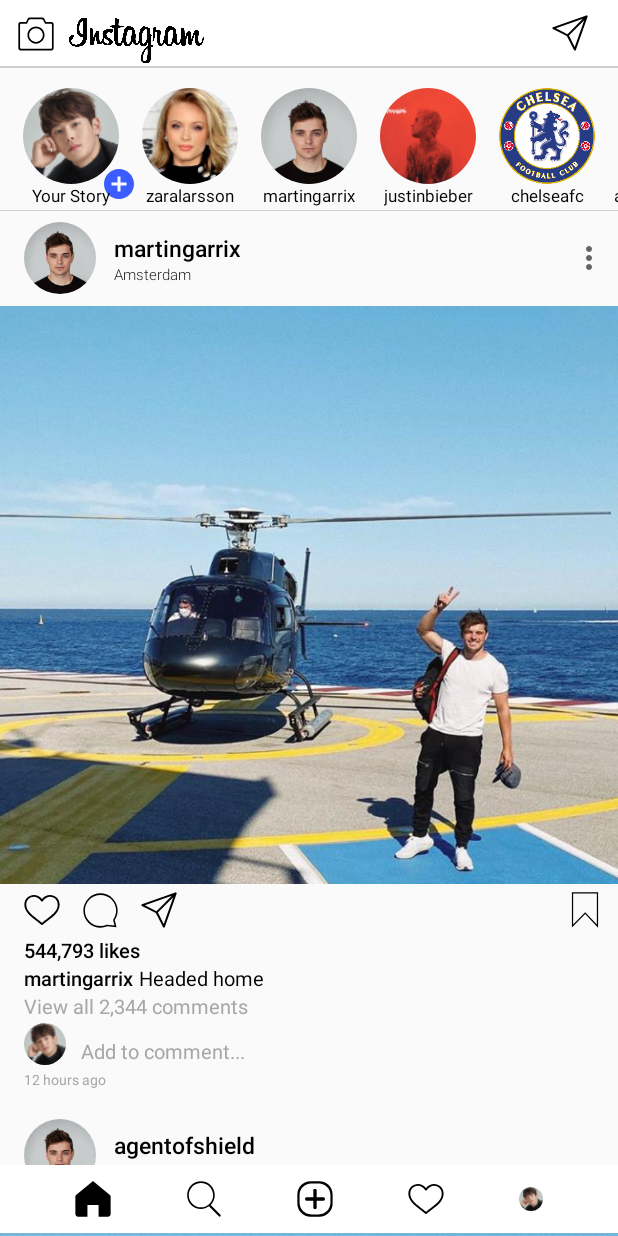
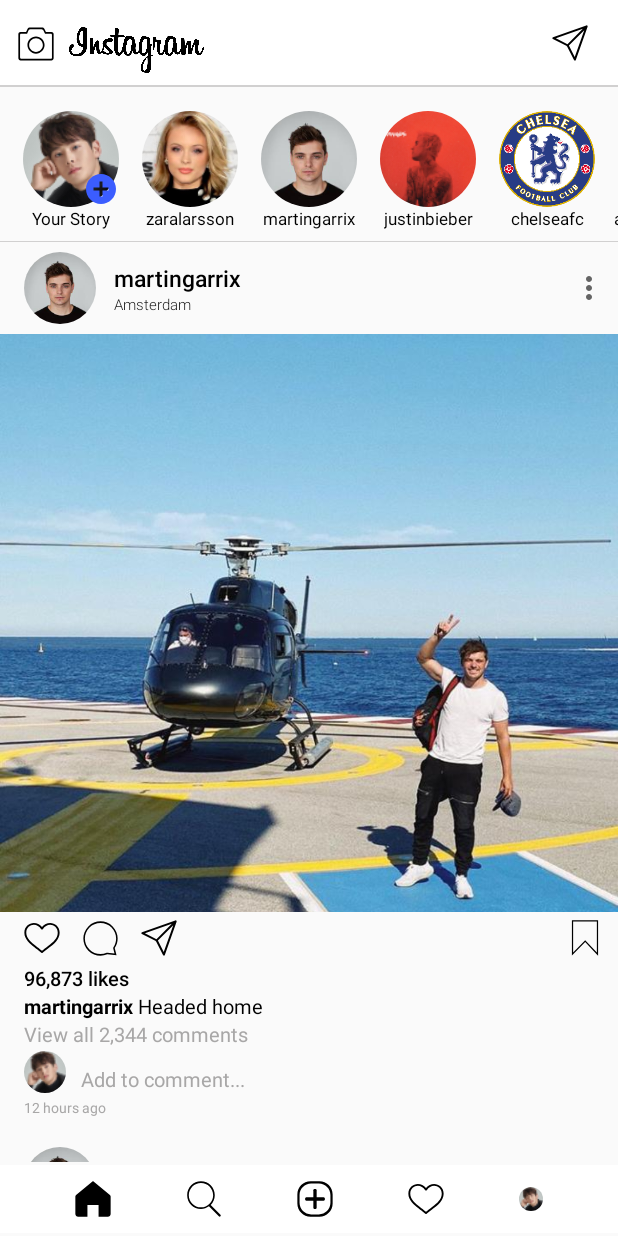
Before and after one commit to hanifyogatama/InstagramHomeLayout, an Android app: the screen it shows after launch (MainActivity), on a phone screen of 412 x 824 dp. Run offline under Robolectric (Android 15) with nearby library versions, the phone set to English and light mode, and no system bars; Roboto replaces fonts that are not available here.

Commit message:
fixed scroll view

```diff
--- a/app/build.gradle
+++ b/app/build.gradle
@@ -22,7 +22,20 @@
             proguardFiles getDefaultProguardFile('proguard-android-optimize.txt'), 'proguard-rules.pro'
         }
     }
+
+    compileOptions {
+        sourceCompatibility = JavaVersion.VERSION_1_8
+        targetCompatibility = JavaVersion.VERSION_1_8
+    }
+    kotlinOptions {
+        jvmTarget = JavaVersion.VERSION_1_8
+    }
+
+
 }
+
+
+
 
 dependencies {
     implementation fileTree(dir: "libs", include: ["*.jar"])
--- a/app/src/main/java/com/binar/instagramhomelayout/MainActivity.kt
+++ b/app/src/main/java/com/binar/instagramhomelayout/MainActivity.kt
@@ -2,19 +2,21 @@
 
 import androidx.appcompat.app.AppCompatActivity
 import android.os.Bundle
+import android.text.SpannableStringBuilder
 import com.bumptech.glide.Glide
+import androidx.core.text.bold
 import kotlinx.android.synthetic.main.activity_main.*
 
 class MainActivity : AppCompatActivity() {
     override fun onCreate(savedInstanceState: Bundle?) {
         super.onCreate(savedInstanceState)
         setContentView(R.layout.activity_main)
-        this.supportActionBar?.hide()
+        try {
+            this.supportActionBar?.hide()
+        } catch (e: NullPointerException) {
+        }
 
-        Glide.with(this)
-            .load(R.drawable.oppa)
-            .circleCrop()
-            .into(ivStory1)
+        Glide.with(this).load(R.drawable.oppa).circleCrop().into(ivStory1)
 
         Glide.with(this)
             .load(R.drawable.zara_larsson)
@@ -73,11 +75,23 @@
             .circleCrop()
             .into(ivCommentIcon2)
 
+        Glide.with(this)
+            .load(R.drawable.oppa)
+            .circleCrop()
+            .into(ivCommentIcon3)
+
         // menu bawah
         Glide.with(this)
             .load(R.drawable.oppa)
             .circleCrop()
             .into(menu_profile)
 
+        // caption
+            val caption1= SpannableStringBuilder()
+                .bold {append("martingarrix ")}
+                .append("Headed home")
+            tvName1.setText(caption1)
+
+
     }
 }
--- /dev/null
+++ b/app/src/main/res/drawable/ic_baseline_add_circle_outline_24.xml
@@ -0,0 +1,11 @@
+<vector
+    android:height="24dp"
+    android:tint="#FFE42E"
+    android:viewportHeight="24"
+    android:viewportWidth="24"
+    android:width="24dp"
+    xmlns:android="http://schemas.android.com/apk/res/android">
+    <path
+        android:fillColor="@android:color/white"
+        android:pathData="M13,7h-2v4L7,11v2h4v4h2v-4h4v-2h-4L13,7zM12,2C6.48,2 2,6.48 2,12s4.48,10 10,10 10,-4.48 10,-10S17.52,2 12,2zM12,20c-4.41,0 -8,-3.59 -8,-8s3.59,-8 8,-8 8,3.59 8,8 -3.59,8 -8,8z"/>
+</vector>
--- a/app/src/main/res/layout/activity_main.xml
+++ b/app/src/main/res/layout/activity_main.xml
@@ -10,10 +10,11 @@
     <View
         android:id="@+id/vInstagram"
         android:layout_width="0dp"
-        android:layout_height="45dp"
+        android:layout_height="0dp"
         android:background="#FFFFFF"
         app:layout_constraintEnd_toEndOf="parent"
         app:layout_constraintStart_toStartOf="parent"
+        app:layout_constraintBottom_toBottomOf="@id/gHor33"
         app:layout_constraintTop_toTopOf="parent" />
 
     <ImageView
@@ -45,8 +46,7 @@
         android:src="@drawable/ic_camera"
         app:layout_constraintStart_toStartOf="parent"
         app:layout_constraintTop_toTopOf="parent"
-        app:layout_constraintBottom_toBottomOf="@id/vInstagram"
-        />
+        app:layout_constraintBottom_toBottomOf="@id/vInstagram" />
 
     <View
         android:id="@+id/vGaris1"
@@ -61,34 +61,19 @@
 <!--End App bar-->
 
 <!--Guideline -->
-
     <androidx.constraintlayout.widget.Guideline
         android:id="@+id/gHor33"
         android:layout_width="wrap_content"
         android:layout_height="wrap_content"
         android:orientation="horizontal"
-        app:layout_constraintGuide_percent="0.06" />
-
-
+        app:layout_constraintGuide_percent="0.07" />
 
 <!--End Guideline-->
-
-
-
-
-
-
-
-
-
-
-
-
 
 <!--Scroll vertical-->
     <ScrollView
         android:layout_width="match_parent"
-        android:layout_height="match_parent"
+        android:layout_height="0dp"
         app:layout_constraintBottom_toBottomOf="@id/gHor4"
         app:layout_constraintEnd_toEndOf="parent"
         app:layout_constraintHorizontal_bias="0.0"
@@ -103,8 +88,9 @@
             <!--Scroll horizontal-->
             <HorizontalScrollView
                 android:layout_width="match_parent"
-                android:layout_height="match_parent"
+                android:layout_height="0dp"
                 android:layout_marginTop="16dp"
+                android:scrollbars="none"
                 app:layout_constraintTop_toTopOf="parent">
 
                 <!--Story IG-->
@@ -124,7 +110,7 @@
                         android:layout_width="wrap_content"
                         android:layout_height="wrap_content"
                         android:orientation="horizontal"
-                        app:layout_constraintGuide_percent="0.35" />
+                        app:layout_constraintGuide_percent="0.0" />
 
                     <ImageView
                         android:id="@+id/ivStory1"
@@ -138,13 +124,13 @@
                         app:layout_constraintTop_toTopOf="@id/gHor2" />
 
                     <ImageView
+                        android:id="@+id/add_story"
                         android:layout_width="wrap_content"
                         android:layout_height="wrap_content"
+                        android:scaleType="centerCrop"
                         android:src="@drawable/ic_baseline_add_circle_24"
-                        app:layout_constraintBottom_toBottomOf="@id/ivStory1"
                         app:layout_constraintEnd_toEndOf="@id/ivStory1"
-                        app:layout_constraintStart_toEndOf="@id/ivStory1"
-                        app:layout_constraintTop_toBottomOf="@id/ivStory1" />
+                        app:layout_constraintBottom_toBottomOf="@id/ivStory1" />
 
                     <TextView
                         android:layout_width="wrap_content"
@@ -295,14 +281,14 @@
                 android:layout_width="wrap_content"
                 android:layout_height="wrap_content"
                 android:orientation="horizontal"
-                app:layout_constraintGuide_begin="140dp" />
+                app:layout_constraintGuide_begin="103dp" />
 
             <androidx.constraintlayout.widget.Guideline
                 android:id="@+id/gHor12"
                 android:layout_width="wrap_content"
                 android:layout_height="wrap_content"
                 android:orientation="horizontal"
-                app:layout_constraintGuide_begin="204dp" />
+                app:layout_constraintGuide_begin="165dp" />
 
             <View
                 android:id="@+id/vGaris2"
@@ -411,7 +397,7 @@
                 android:layout_height="wrap_content"
                 android:layout_marginTop="5dp"
                 android:fontFamily="sans-serif-light"
-                android:text="544,793 likes"
+                android:text="96,873 likes"
                 android:textColor="#000"
                 android:textSize="13sp"
                 android:textStyle="bold"
@@ -422,23 +408,11 @@
                 android:id="@+id/tvName1"
                 android:layout_width="wrap_content"
                 android:layout_height="wrap_content"
-                android:fontFamily="sans-serif-light"
-                android:text="martingarrix"
+                android:text="caption"
                 android:textColor="#000"
                 android:textSize="13sp"
-                android:textStyle="bold"
                 app:layout_constraintStart_toStartOf="@id/tvLike1"
                 app:layout_constraintTop_toBottomOf="@id/tvLike1" />
-
-            <TextView
-                android:id="@+id/tvInComment1"
-                android:layout_width="wrap_content"
-                android:layout_height="wrap_content"
-                android:text=" Headed home"
-                android:textColor="#000"
-                android:textSize="13sp"
-                app:layout_constraintBottom_toBottomOf="@id/tvName1"
-                app:layout_constraintStart_toEndOf="@id/tvName1" />
 
             <TextView
                 android:id="@+id/tvViewComment1"
@@ -495,16 +469,6 @@
                 app:layout_constraintStart_toStartOf="@id/tvHours1"
                 app:layout_constraintTop_toBottomOf="@id/tvHours1" />
 
-
-
-<!--            <androidx.constraintlayout.widget.Guideline-->
-<!--                android:id="@+id/gHor13"-->
-<!--                android:layout_width="wrap_content"-->
-<!--                android:layout_height="wrap_content"-->
-<!--                android:orientation="horizontal"-->
-<!--                app:layout_constraintGuide_begin="1500dp" />-->
-
-
             <TextView
                 android:id="@+id/tvAgentOfShiled"
                 android:layout_width="wrap_content"
@@ -537,8 +501,9 @@
                 android:src="@drawable/ic_baseline_more_vert_24"
                 app:layout_constraintBottom_toTopOf="@id/ivAgentOfShield"
                 app:layout_constraintEnd_toEndOf="parent"
-                app:layout_constraintHorizontal_bias="0.502"
-                app:layout_constraintStart_toEndOf="@id/tvAgentOfShiled" />
+                app:layout_constraintTop_toTopOf="@id/ivFeed2"
+                app:layout_constraintBottom_toBottomOf="@id/ivFeed2"
+                />
 
             <ImageView
                 android:id="@+id/ivAgentOfShield"
@@ -546,7 +511,7 @@
                 android:layout_height="385dp"
                 android:layout_marginTop="8dp"
                 android:scaleType="centerCrop"
-                android:src="@drawable/feed_martin"
+                android:src="@drawable/agent"
                 app:layout_constraintStart_toStartOf="@id/ivFeed2"
                 app:layout_constraintTop_toBottomOf="@id/ivFeed2" />
 
@@ -712,9 +677,9 @@
                 android:layout_height="wrap_content"
                 android:layout_marginEnd="7dp"
                 android:src="@drawable/ic_baseline_more_vert_24"
-                app:layout_constraintBottom_toTopOf="@id/ivZedd"
                 app:layout_constraintEnd_toEndOf="parent"
-                app:layout_constraintStart_toEndOf="@id/tvZedd" />
+                app:layout_constraintTop_toTopOf="@id/ivFeed3"
+                app:layout_constraintBottom_toBottomOf="@id/ivFeed3" />
 
             <ImageView
                 android:id="@+id/ivZedd"
@@ -722,7 +687,7 @@
                 android:layout_height="385dp"
                 android:layout_marginTop="8dp"
                 android:scaleType="centerCrop"
-                android:src="@drawable/feed_martin"
+                android:src="@drawable/img_zedd"
                 app:layout_constraintStart_toStartOf="@id/ivFeed3"
                 app:layout_constraintTop_toBottomOf="@id/ivFeed3" />
 
@@ -796,7 +761,7 @@
                 android:id="@+id/tvInComment3"
                 android:layout_width="wrap_content"
                 android:layout_height="wrap_content"
-                android:text=" Headed home"
+                android:text=" No Photos!"
                 android:textColor="#000"
                 android:textSize="13sp"
                 app:layout_constraintBottom_toBottomOf="@id/tvName3"
@@ -882,7 +847,7 @@
         android:layout_width="wrap_content"
         android:layout_height="wrap_content"
         android:src="@drawable/ic_lup"
-        app:layout_constraintBottom_toBottomOf="ig_home"
+        app:layout_constraintBottom_toBottomOf="@id/ig_home"
         app:layout_constraintStart_toEndOf="@id/ig_home"
         app:layout_constraintEnd_toStartOf="@id/ig_add"
         app:layout_constraintTop_toTopOf="@id/ig_home"/>
```
Also changed, not shown: app/src/main/res/drawable/ic_baseline_add_circle_24.xml (+11 -4 lines), app/src/main/res/drawable/agent.JPG (added), app/src/main/res/drawable/img_zedd.JPG (added).
